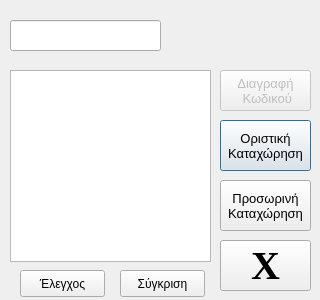
algogr/Elina_Scanner, file fortosi_new_1_1.ui: the form before one commit.
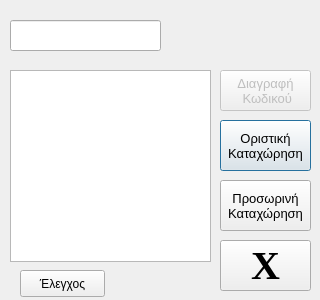
The form after the commit.

```diff
--- a/fortosi_new_1_1.ui
+++ b/fortosi_new_1_1.ui
@@ -167,19 +167,6 @@
     <string>Έλεγχος</string>
    </property>
   </widget>
-  <widget class="QPushButton" name="pushProf">
-   <property name="geometry">
-    <rect>
-     <x>120</x>
-     <y>270</y>
-     <width>85</width>
-     <height>27</height>
-    </rect>
-   </property>
-   <property name="text">
-    <string>Σύγκριση</string>
-   </property>
-  </widget>
   <widget class="QLabel" name="labelPieces">
    <property name="geometry">
     <rect>
```
Left out of the diff: 6 changed lines with no effect on the pictures.
